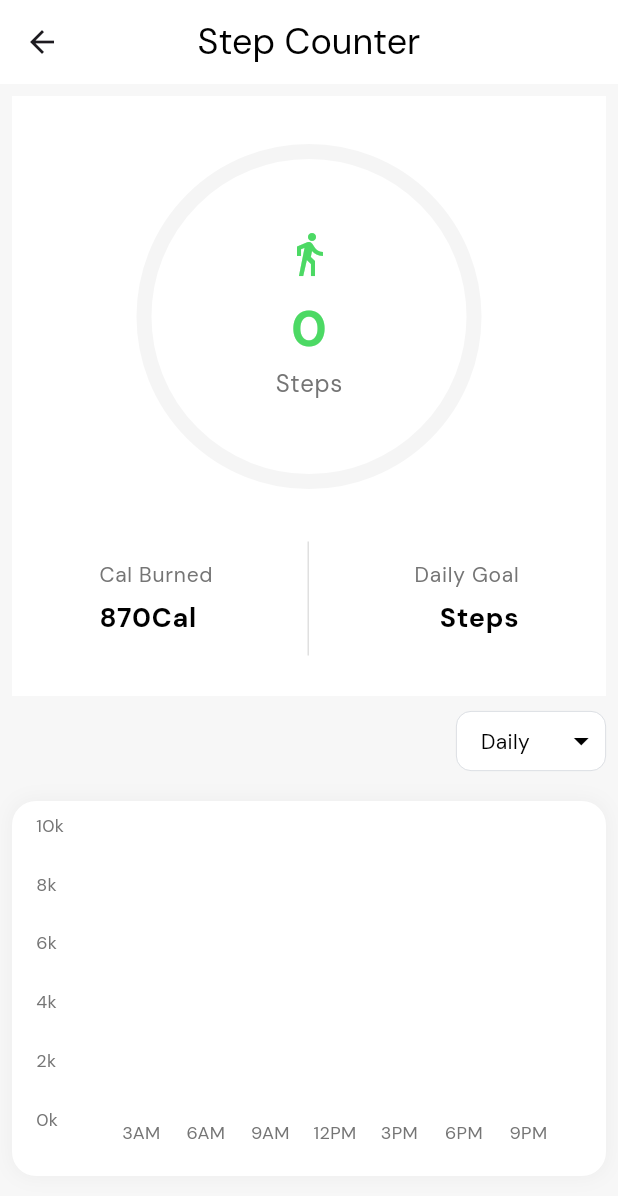
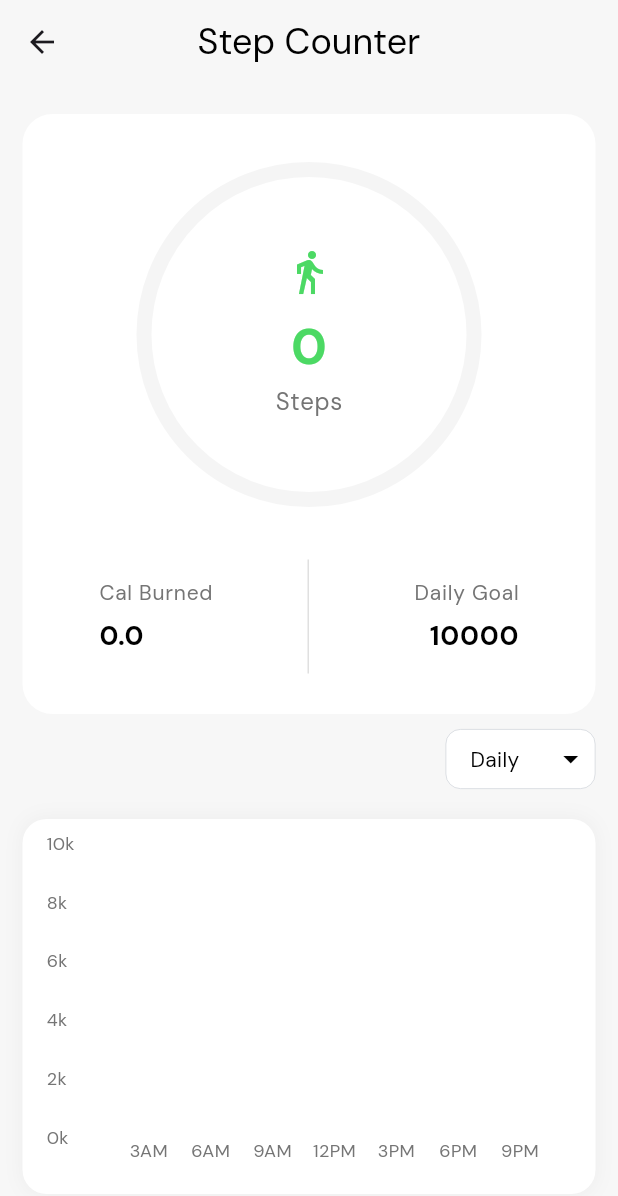
Before and after one commit to TheNairaSign/Forma, a Flutter app: the screen it shows after launch, after a tap on "Keep it up buddy", on a phone screen of 412 x 824 dp. Shown: the top 1196 px of the screen. Run offline on Flutter 3.47's test engine with Material 3 defaults, Android fonts, the phone set to English and light mode, and no system bars; drawn by our look-alikes of fl_chart; our stand-ins replace animate_do, another_flushbar, circular_countdown_timer, flutter_animate, flutter_riverpod, flutter_spinkit and 10 more; missing offline and left inert: android_alarm_manager_plus; accounts and stored records are empty.

Commit message:
Calorie tracking

```diff
--- a/lib/main.dart
+++ b/lib/main.dart
@@ -4,6 +4,7 @@ import 'package:flutter_riverpod/flutter_riverpod.dart';
 import 'package:hive_flutter/adapters.dart';
 import 'package:workout_tracker/background_task_handler.dart';
 import 'package:workout_tracker/hive/daily_steps_adapter.dart';
+import 'package:workout_tracker/hive/adapter/calory_state.dart';
 // import 'package:workout_tracker/views/pages/auth/login_page.dart.dart';
 import 'package:workout_tracker/style/theme/light_theme.dart';
 import 'package:workout_tracker/views/pages/navigation/navigation_page.dart';
@@ -24,11 +25,12 @@ void main(List<String> args) async {
   runApp(ProviderScope(child: WorkoutTracker()));
 }
 
-
   Future<void> initHive() async {
     await Hive.initFlutter();
     Hive.registerAdapter(DailyStepsAdapter());
+    Hive.registerAdapter(CaloryStateAdapter());
     await Hive.openBox<DailySteps>('dailyStepsBox');
+    await Hive.openBox<CaloryState>('calories');
   }
 
 class WorkoutTracker extends StatelessWidget {
--- a/lib/providers/steps_notifier.dart
+++ b/lib/providers/steps_notifier.dart
@@ -7,7 +7,7 @@ import 'package:intl/intl.dart';
 import 'package:pedometer/pedometer.dart';
 import 'package:permission_handler/permission_handler.dart';
 import 'package:workout_tracker/hive/daily_steps_adapter.dart';
-import 'package:workout_tracker/models/steps_state.dart';
+import 'package:workout_tracker/models/state/steps_state.dart';
 import 'package:workout_tracker/utils/alerts.dart';
 
 class StepsNotifier extends StateNotifier<StepsState> {
@@ -25,9 +25,24 @@ class StepsNotifier extends StateNotifier<StepsState> {
   late Stream<StepCount> _stepCountStream;
   late Stream<PedestrianStatus> _pedestrianStatusStream;
 
+  String _selectedRange = 'Daily';
+  String get selectedRange => _selectedRange;
+
+  void setSelectedRange(String range) {
+    debugPrint('Selected Range: $range');
+    _selectedRange = range;
+  }
+
 
   final int _dailyTargetSteps = 10000;
   int get dailyTargetSteps => _dailyTargetSteps;
+
+  double stepsCalory = 0.0;
+
+  double getStepsCalory() {
+    stepsCalory = (state.steps * 0.04);
+    return stepsCalory;
+  }
 
   double stepsProgress(int? animationValue) {
     if (animationValue != null || animationValue != 0) {
@@ -75,7 +90,6 @@ class StepsNotifier extends StateNotifier<StepsState> {
     final today = _getDateKey(DateTime.now());
     return _dailyStepsBox.get(today)?.steps ?? 0;
   }
-
 
 
   List<DailySteps> getDailySteps() {
@@ -241,6 +255,7 @@ class StepsNotifier extends StateNotifier<StepsState> {
     if (!mounted) return;
   }
 
+
   @override
   void dispose() {
     Hive.close();
--- a/lib/views/pages/home/home_page.dart
+++ b/lib/views/pages/home/home_page.dart
@@ -64,6 +64,7 @@ class _HomePageState extends ConsumerState<HomePage> {
             WalkContainer(),
             const SizedBox(height: 20),
             CaloryContainer(),
+            const SizedBox(height: 20),
 
             // Overall Status
             Text("Overall Status", style: TextStyle(fontSize: 18, fontWeight: FontWeight.bold)),
--- a/lib/views/pages/home/sub_pages/steps_details_page.dart
+++ b/lib/views/pages/home/sub_pages/steps_details_page.dart
@@ -3,6 +3,7 @@ import 'package:flutter_riverpod/flutter_riverpod.dart';
 import 'package:intl/intl.dart';
 import 'package:workout_tracker/hive/daily_steps_adapter.dart';
 import 'package:workout_tracker/providers/steps_notifier.dart';
+import 'package:workout_tracker/utils/constants.dart';
 import 'package:workout_tracker/views/pages/home/widgets/steps_counter_widget.dart';
 import 'package:workout_tracker/views/widgets/animated_page_entry.dart';
 import 'package:fl_chart/fl_chart.dart';
@@ -39,9 +40,9 @@ class _StepsDetailsPageState extends ConsumerState<StepsDetailsPage> {
   final dailyTargetSteps = ref.watch(stepsProvider.notifier).dailyTargetSteps.toDouble();
 
     return Scaffold(
-      appBar: AppBar(title: Text('Step Counter', style: Theme.of(context).textTheme.headlineSmall,),centerTitle: true),
+      appBar: AppBar(title: Text('Step Counter', style: Theme.of(context).textTheme.headlineSmall,),centerTitle: true, forceMaterialTransparency: true, backgroundColor: Theme.of(context).scaffoldBackgroundColor,),
       body: Padding(
-        padding: const EdgeInsets.all(8.0),
+        padding: Constants.bodyPadding,
         child: AnimatedPageEntry(
           children: [
             StepCounterWidget(caloriesBurned: 870, progressColor: Color(0xFF4CD964)),
--- a/lib/views/pages/home/widgets/calory_container.dart
+++ b/lib/views/pages/home/widgets/calory_container.dart
@@ -2,6 +2,7 @@ import 'package:flutter/material.dart';
 import 'package:flutter_riverpod/flutter_riverpod.dart';
 import 'package:lottie/lottie.dart';
 import 'package:step_progress_indicator/step_progress_indicator.dart';
+import 'package:workout_tracker/providers/calories_provider.dart';
 import 'package:workout_tracker/providers/steps_notifier.dart';
 import 'package:workout_tracker/utils/custom_route.dart';
 import 'package:workout_tracker/views/pages/home/sub_pages/stats_page.dart';
@@ -23,7 +24,7 @@ class _CaloriesContainerState extends ConsumerState<CaloryContainer> {
   }
   @override
   Widget build(BuildContext context) {
-    final steps = ref.watch(stepsProvider).steps;
+    final steps = ref.watch(stepsProvider.notifier);
     debugPrint('Calory $steps');
     return GestureDetector(
       onTap: () => Navigator.of(context).push(SlidePageRoute(page: StatisticsScreen())),
@@ -32,7 +33,7 @@ class _CaloriesContainerState extends ConsumerState<CaloryContainer> {
         height: 130,
         // width: size * 0.4,
         decoration: BoxDecoration(
-          color: Colors.white,
+          color: Color(0xff6fffe9),
           borderRadius: BorderRadius.circular(15),
         ),
         child: Row(
@@ -45,27 +46,21 @@ class _CaloriesContainerState extends ConsumerState<CaloryContainer> {
                 mainAxisAlignment: MainAxisAlignment.center,
                 crossAxisAlignment: CrossAxisAlignment.start,
                 children: [
-                  Text('Burning calories', style: Theme.of(context).textTheme.headlineSmall!.copyWith(color: Colors.green)),
+                  Text('Burning calories', style: Theme.of(context).textTheme.headlineSmall!.copyWith(color: Colors.black)),
                   Text('Keep it up', style: Theme.of(context).textTheme.headlineSmall!.copyWith(color: Colors.grey, fontSize: 18)),
                 ]
               ),
             ),
             Lottie.asset('assets/lottie/calory-animation.json', height: 100, width: 100),
             Center(
-              child: Container(
-                height: 150,
-                // width: size * 0.4,
-                decoration: BoxDecoration(
-                  color: Colors.white,
-                  borderRadius: BorderRadius.circular(15),
-                ),
               child: Row(
                 mainAxisAlignment: MainAxisAlignment.end,
                 crossAxisAlignment: CrossAxisAlignment.center,
                 children: [
                 StepsProgressIndicator(
-                    currentStep: 40,
-                    strokeColor: Colors.green,
+                  currentCalory: ref.watch(caloryProvider.notifier).todayTotal,
+                  targetValue: 10,
+                  strokeColor:  Color(0xff1b3a4b),
                   measurementUnit: 'Kcal',
                   textColor: Colors.grey,
                   circularDirection: CircularDirection.counterclockwise,
@@ -74,7 +69,6 @@ class _CaloriesContainerState extends ConsumerState<CaloryContainer> {
                 ],
               ),
             ),
-            ),
           ],
         ),
       ),
--- a/lib/views/pages/home/widgets/steps_counter_widget.dart
+++ b/lib/views/pages/home/widgets/steps_counter_widget.dart
@@ -35,7 +35,7 @@ class _StepCounterWidgetState extends ConsumerState<StepCounterWidget> with Sing
 
     return Container(
       height: 400,
-      decoration: BoxDecoration(color: Colors.white),
+      decoration: BoxDecoration(color: Colors.white, borderRadius: BorderRadius.circular(20)),
       child: Column(
         mainAxisAlignment: MainAxisAlignment.center,
         children: [
@@ -133,7 +133,7 @@ class _StepCounterWidgetState extends ConsumerState<StepCounterWidget> with Sing
                     ),
                     const SizedBox(height: 4),
                     Text(
-                      '${widget.caloriesBurned}Cal',
+                      ref.watch(stepsProvider.notifier).getStepsCalory().toString(),
                       style: Theme.of(context).textTheme.bodyLarge?.copyWith(
                         fontSize: 18,
                         fontWeight: FontWeight.bold,
@@ -159,7 +159,7 @@ class _StepCounterWidgetState extends ConsumerState<StepCounterWidget> with Sing
                     ),
                     const SizedBox(height: 4),
                     Text(
-                      'Steps',
+                      ref.watch(stepsProvider.notifier).dailyTargetSteps.toString(),
                       style: Theme.of(context).textTheme.bodyLarge?.copyWith(
                         fontSize: 18,
                         fontWeight: FontWeight.bold,
--- a/lib/views/pages/home/widgets/steps_progress_indicator.dart
+++ b/lib/views/pages/home/widgets/steps_progress_indicator.dart
@@ -1,11 +1,11 @@
 import 'package:flutter/material.dart';
 import 'package:flutter_riverpod/flutter_riverpod.dart';
 import 'package:step_progress_indicator/step_progress_indicator.dart';
-import 'package:workout_tracker/providers/steps_notifier.dart';
 
 class StepsProgressIndicator extends ConsumerStatefulWidget {
-  const StepsProgressIndicator({super.key, this.currentStep, required this.strokeColor, required this.measurementUnit, this.textColor, this.circularDirection = CircularDirection.clockwise});
-  final int? currentStep;
+  const StepsProgressIndicator({super.key, this.currentSteps, this.currentCalory, required this.strokeColor, required this.measurementUnit, this.textColor, this.circularDirection = CircularDirection.clockwise, required this.targetValue});
+  final int? targetValue, currentSteps;
+  final double? currentCalory;
   final Color strokeColor;
   final Color? textColor;
   final String measurementUnit;
@@ -17,23 +17,19 @@ class StepsProgressIndicator extends ConsumerStatefulWidget {
 
 class _StepsProgressIndicatorState extends ConsumerState<StepsProgressIndicator> with SingleTickerProviderStateMixin {
   late AnimationController _controller;
-  late Animation<int> _animation;
+  late Animation<double> _animation;
 
 
   @override
   void initState() {
     super.initState();
     _controller = AnimationController(vsync: this, duration: const Duration(seconds: 2));
-    _animation = IntTween(begin: 0, end: ref.read(stepsProvider).steps).animate(_controller);
+    _animation = Tween<double>(begin: 0, end: widget.currentSteps?.toDouble() ??  widget.currentCalory).animate(_controller);
     _controller.forward();
   }
 
   @override
   Widget build(BuildContext context) {
-    debugPrint('Current Steps: ${widget.currentStep}');
-    if (widget.currentStep != 40) {
-      debugPrint('Animation Value: ${_animation.value}');
-    }
     return SizedBox(
       height: 100,
       width: 100,
@@ -46,8 +42,8 @@ class _StepsProgressIndicatorState extends ConsumerState<StepsProgressIndicator>
                 child: CircularStepProgressIndicator(
                   circularDirection: widget.circularDirection!,
                   totalSteps: 100,
-                  // currentStep: currentStep ~/ 100,
-                  currentStep: (_animation.value / ref.watch(stepsProvider.notifier).dailyTargetSteps).toInt(),
+                  // currentValue: currentValue ~/ 100,
+                  currentStep: (_animation.value / widget.targetValue!).toInt(),
                   stepSize: 10,
                   selectedColor: widget.strokeColor,
                   unselectedColor: widget.strokeColor.withOpacity(0.1),
@@ -64,7 +60,7 @@ class _StepsProgressIndicatorState extends ConsumerState<StepsProgressIndicator>
                   mainAxisAlignment: MainAxisAlignment.center,
                   children: [
                     Text(
-                      ref.watch(stepsProvider).steps.toString(),
+                      (widget.currentCalory ?? widget.currentSteps).toString(),
                       style: Theme.of(context).textTheme.headlineMedium!.copyWith(
                         color: widget.strokeColor,
                         fontWeight: FontWeight.bold,
--- a/lib/views/pages/home/widgets/walk_container.dart
+++ b/lib/views/pages/home/widgets/walk_container.dart
@@ -40,7 +40,13 @@ class _WalkContainerState extends ConsumerState<WalkContainer> {
               ),
             ),
             Lottie.asset('assets/lottie/walking-animation.json', height: 100, width: 100),
-            StepsProgressIndicator(currentStep: steps, strokeColor: Colors.white, measurementUnit: 'Steps', textColor: Color(0xffbdb6ff)),
+            StepsProgressIndicator(
+              currentSteps: steps,
+              strokeColor: Colors.white,
+              measurementUnit: 'Steps',
+              textColor: Color(0xffbdb6ff),
+              targetValue: ref.watch(stepsProvider.notifier).dailyTargetSteps,
+            ),
           ],
         ),
       ),
```
Also changed, not shown: lib/hive/adapter/calory_state.dart (added, +24 -0 lines), lib/models/enums/workout_type.dart (+104 -0 lines), lib/providers/calories_provider.dart (added, +91 -0 lines), lib/views/pages/activity/activity_page.dart (added, +21 -0 lines), lib/views/pages/home/widgets/chart_data.dart (added, +162 -0 lines), lib/views/pages/home/widgets/filter_button.dart (added, +37 -0 lines), lib/hive/adapter/calory_state.g.dart (added), lib/models/state/steps_state.dart (renamed from lib/models/steps_state.dart). Lines whose indentation alone changed are shown as unchanged.
